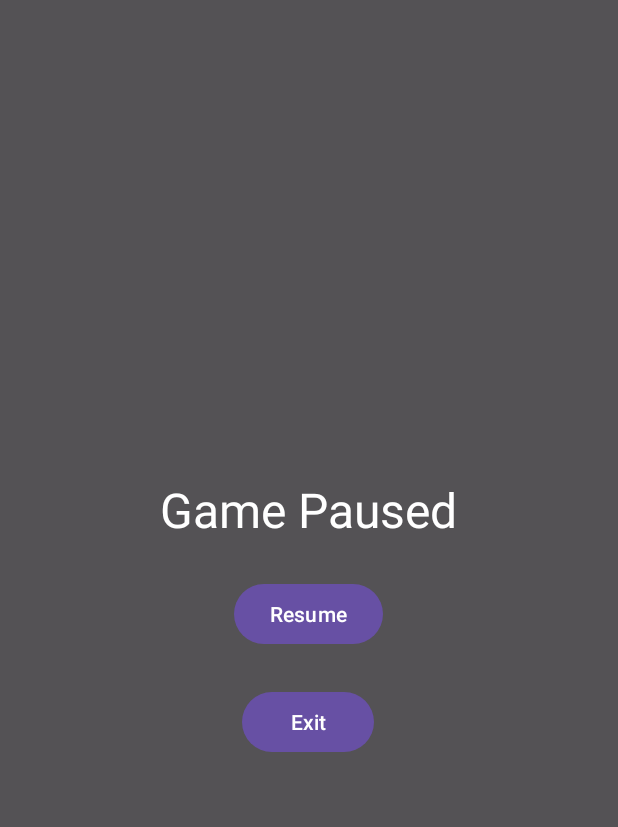
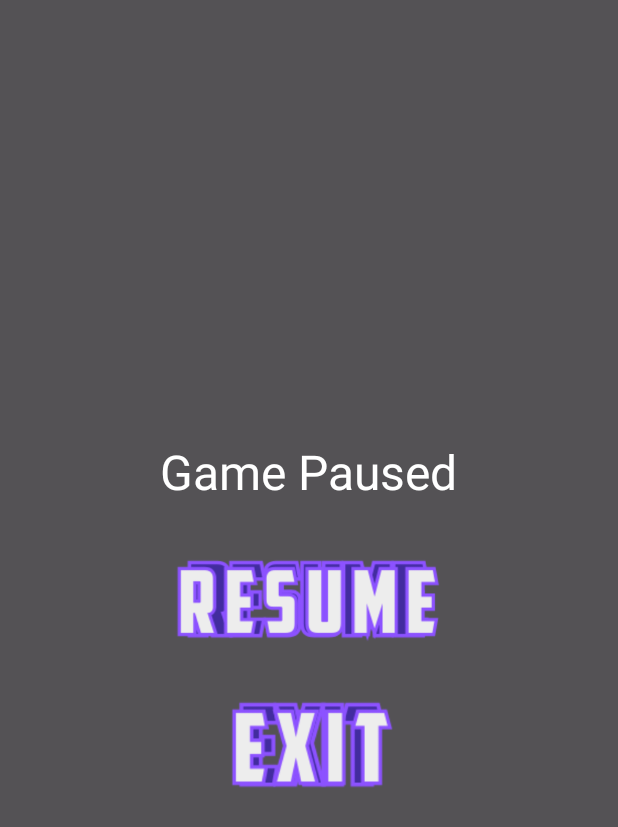
Before and after one commit to stevengresham03/Hamster_Havok, an Android app: the layout pause_screen.xml on its own in the app's theme, with its tools: preview values and no code run, on a phone screen of 412 x 824 dp. Shown: the top 827 px of the screen. Run offline under Robolectric (Android 15) with nearby library versions, the phone set to English and light mode, and no system bars.

Commit message:
Updated the buttons to be ImageButtons to be on theme.

```diff
--- a/app/src/main/res/layout/pause_screen.xml
+++ b/app/src/main/res/layout/pause_screen.xml
@@ -32,19 +32,25 @@
             android:visibility="gone" />
 
         <!-- Resume Button -->
-        <Button
+        <ImageButton
+            android:src="@drawable/resume_button"
             android:id="@+id/resumeButton"
-            android:layout_width="wrap_content"
-            android:layout_height="wrap_content"
-            android:text="Resume"
-            android:layout_marginTop="24dp" />
+            android:layout_width="185dp"
+            android:layout_height="105dp"
+            android:scaleType="fitCenter"
+            android:background="@null"
+            android:layout_marginTop="10dp"
+            android:layout_gravity="center_horizontal"/>
 
         <!-- Exit Button -->
-        <Button
+        <ImageButton
+            android:src="@drawable/exit_button"
             android:id="@+id/exitButton"
-            android:layout_width="wrap_content"
-            android:layout_height="wrap_content"
-            android:text="Exit"
-            android:layout_marginTop="24dp"/>
+            android:layout_width="150dp"
+            android:layout_height="70dp"
+            android:scaleType="fitCenter"
+            android:background="@null"
+            android:layout_marginTop="10dp"
+            android:layout_gravity="center_horizontal"/>
     </LinearLayout>
 </FrameLayout>
```
Also changed, not shown: app/src/main/res/layout/death_screen.xml (+12 -4 lines), app/src/main/res/drawable/exit_button.png (added), app/src/main/res/drawable/restart_button.png (added), app/src/main/res/drawable/resume_button.png (added).
